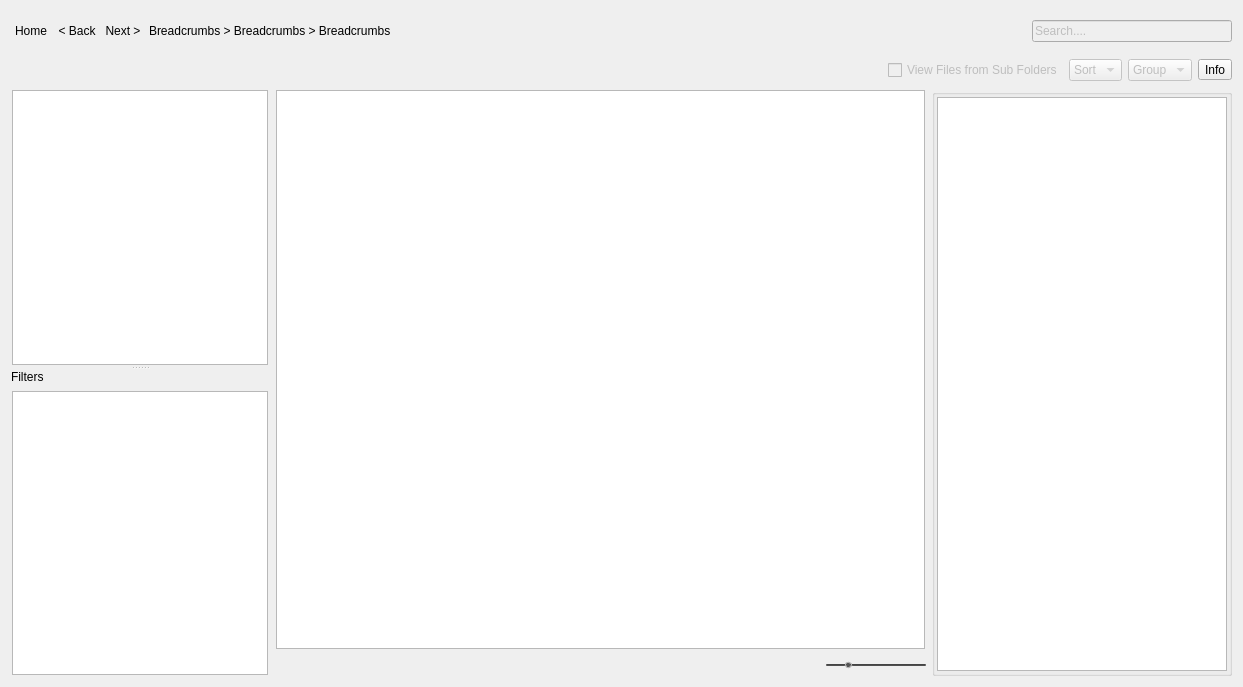
Above: resources/dialog.ui from shotgunsoftware/tk-multi-loader2 before the change. Below: the same form after it.
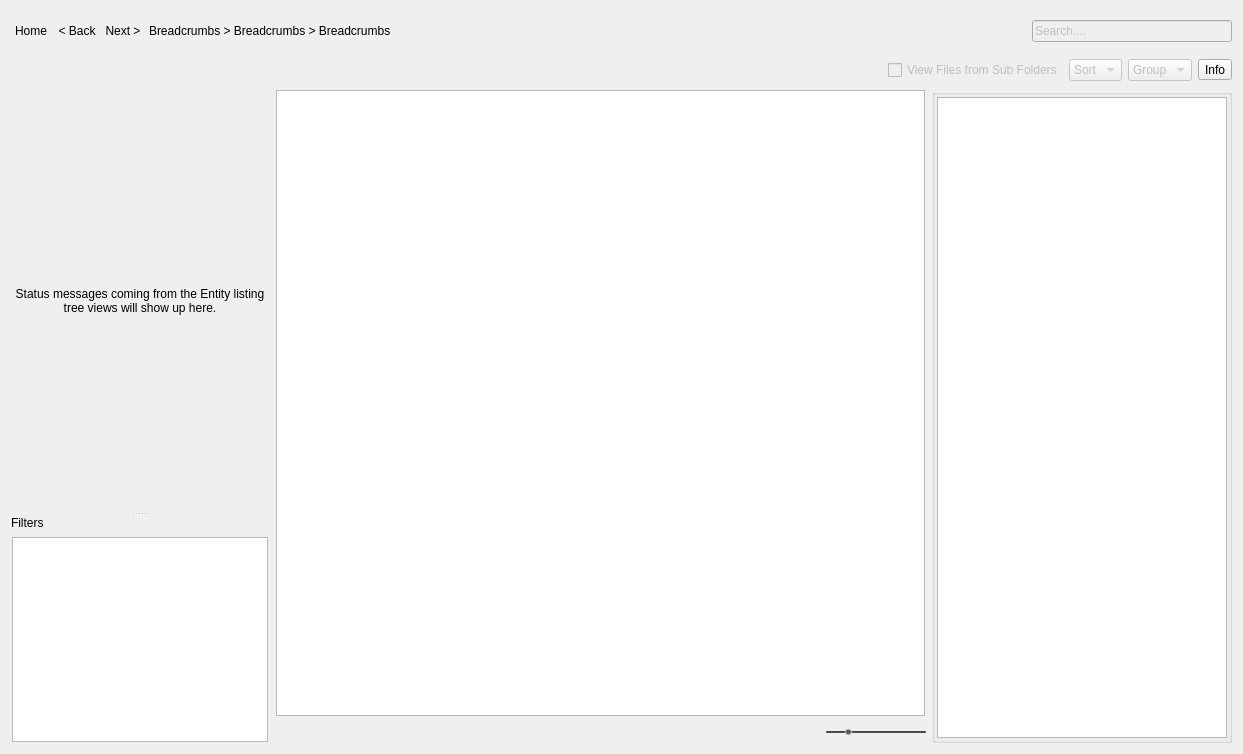
That is the form after the change. Icons and pictures are not drawn.

Commit message: Split views in tree. WIP

Patch:
```diff
--- a/resources/dialog.ui
+++ b/resources/dialog.ui
@@ -7,7 +7,7 @@
     <x>0</x>
     <y>0</y>
     <width>1243</width>
-    <height>687</height>
+    <height>754</height>
    </rect>
   </property>
   <property name="windowTitle">
@@ -433,36 +433,22 @@
       <layout class="QVBoxLayout" name="verticalLayout">
        <item>
         <widget class="QStackedWidget" name="entity_grp">
+         <property name="sizePolicy">
+          <sizepolicy hsizetype="Preferred" vsizetype="Expanding">
+           <horstretch>0</horstretch>
+           <verstretch>0</verstretch>
+          </sizepolicy>
+         </property>
+         <property name="minimumSize">
+          <size>
+           <width>0</width>
+           <height>400</height>
+          </size>
+         </property>
          <property name="currentIndex">
           <number>0</number>
          </property>
          <widget class="QWidget" name="page">
-          <layout class="QVBoxLayout" name="verticalLayout_7">
-           <property name="margin">
-            <number>1</number>
-           </property>
-           <item>
-            <widget class="QTreeView" name="entity_view">
-             <property name="editTriggers">
-              <set>QAbstractItemView::NoEditTriggers</set>
-             </property>
-             <property name="showDropIndicator" stdset="0">
-              <bool>false</bool>
-             </property>
-             <property name="iconSize">
-              <size>
-               <width>16</width>
-               <height>16</height>
-              </size>
-             </property>
-             <property name="headerHidden">
-              <bool>true</bool>
-             </property>
-            </widget>
-           </item>
-          </layout>
-         </widget>
-         <widget class="QWidget" name="page_2">
           <layout class="QVBoxLayout" name="verticalLayout_11">
            <property name="margin">
             <number>1</number>
@@ -470,7 +456,7 @@
            <item>
             <widget class="QLabel" name="entity_msg">
              <property name="sizePolicy">
-              <sizepolicy hsizetype="Ignored" vsizetype="Preferred">
+              <sizepolicy hsizetype="Ignored" vsizetype="Expanding">
                <horstretch>0</horstretch>
                <verstretch>0</verstretch>
               </sizepolicy>
@@ -513,6 +499,12 @@
            </property>
            <item>
             <widget class="QListView" name="publish_type_list">
+             <property name="minimumSize">
+              <size>
+               <width>0</width>
+               <height>100</height>
+              </size>
+             </property>
              <property name="editTriggers">
               <set>QAbstractItemView::NoEditTriggers</set>
              </property>
```
The commit also changes 5 other files.
